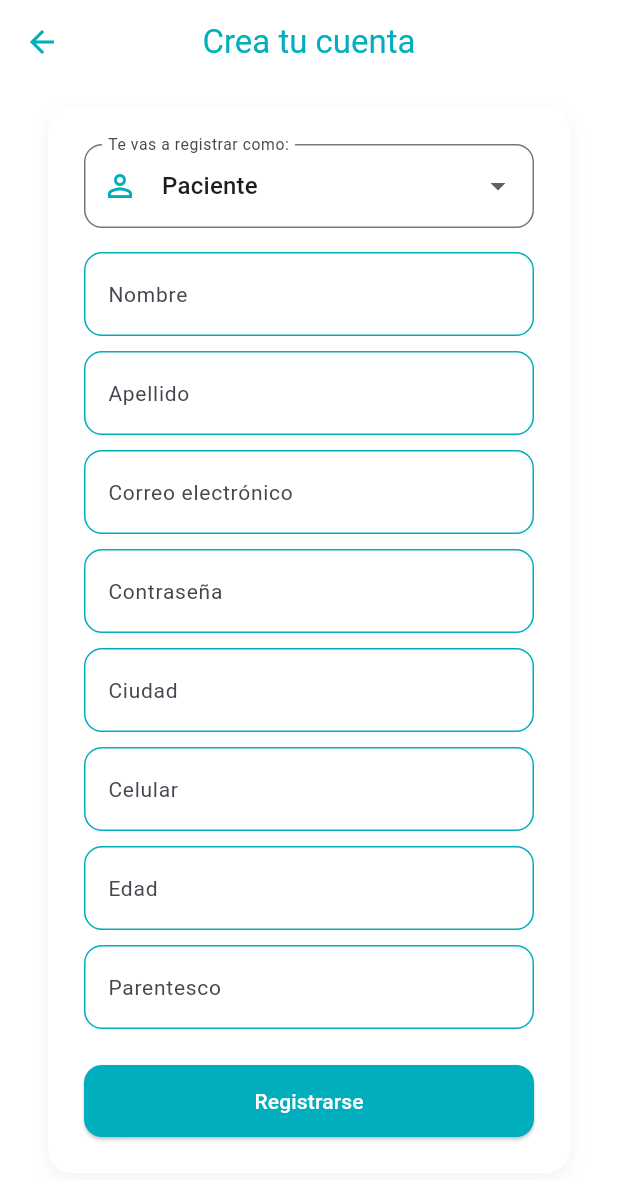
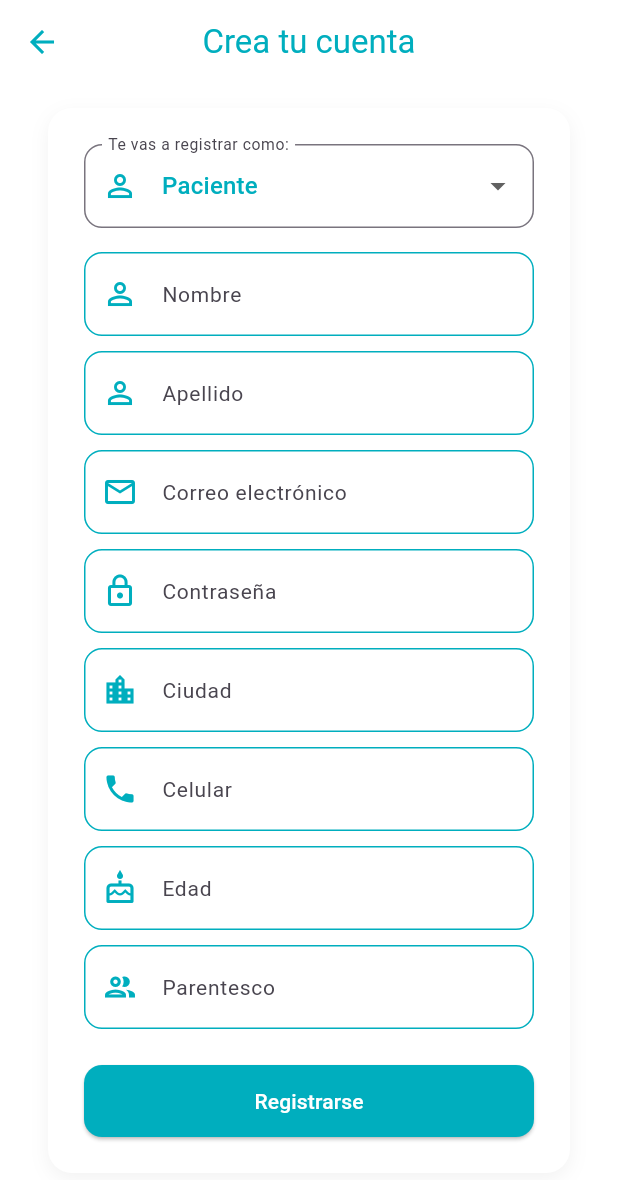
Before and after one commit to QuintoDev/appcareassistant, a Flutter app: the RegisterScreen screen opened directly, on a phone screen of 412 x 824 dp. Shown: the top 1180 px of the screen. Run offline on Flutter 3.47's test engine with Material 3 defaults, Android fonts, the phone set to English and light mode, and no system bars; our stand-ins replace flutter_svg, jwt_decoder, shared_preferences; accounts and stored records are empty; Roboto replaces fonts that are missing (inter).

Commit message:
fix: ajuste visual

```diff
--- a/lib/screens/login_screen.dart
+++ b/lib/screens/login_screen.dart
@@ -27,7 +27,10 @@ class _LoginScreenState extends State<LoginScreen> {
     if (email.isEmpty || password.isEmpty) {
       ScaffoldMessenger.of(context).showSnackBar(
         const SnackBar(
-          content: Text('Por favor completa todos los campos'),
+          content: Text(
+            'Por favor completa todos los campos',
+            style: TextStyle(color: Colors.black),
+          ),
           backgroundColor: Color(0xFFFFC107),
           behavior: SnackBarBehavior.floating,
           margin: EdgeInsets.all(16),
--- a/lib/screens/register_screen.dart
+++ b/lib/screens/register_screen.dart
@@ -35,6 +35,7 @@ class _RegisterScreenState extends State<RegisterScreen> {
   ];
   final Set<String> disponibilidadSeleccionada = {};
   final bioController = TextEditingController();
+  final availabilityController = TextEditingController();
 
   String selectedRole = 'PACIENTE';
 
@@ -91,18 +92,24 @@ class _RegisterScreenState extends State<RegisterScreen> {
                           borderRadius: BorderRadius.circular(12),
                           borderSide: const BorderSide(
                             color: Color(0xFF00AEBE),
-                            width: 2,
+                            width: 1,
                           ),
                         ),
                       ),
                       items: const [
                         DropdownMenuItem(
                           value: 'PACIENTE',
-                          child: Text('Paciente'),
+                          child: Text(
+                            'Paciente',
+                            style: TextStyle(color: Color(0xFF00AEBE)),
+                          ),
                         ),
                         DropdownMenuItem(
                           value: 'PROFESIONAL_SALUD',
-                          child: Text('Profesional'),
+                          child: Text(
+                            'Profesional',
+                            style: TextStyle(color: Color(0xFF00AEBE)),
+                          ),
                         ),
                       ],
                       onChanged: (value) {
@@ -173,11 +180,24 @@ class _RegisterScreenState extends State<RegisterScreen> {
                         icon: Icons.medical_services,
                         controller: specialtyController,
                       ),
-                      Column(
+                      const SizedBox(height: 10),
+                      Container(
+                        padding: const EdgeInsets.symmetric(
+                          vertical: 12,
+                          horizontal: 16,
+                        ),
+                        decoration: BoxDecoration(
+                          border: Border.all(
+                            color: const Color(0xFF00AEBE),
+                            width: 1,
+                          ),
+                          borderRadius: BorderRadius.circular(12),
+                        ),
+                        child: Column(
                           crossAxisAlignment: CrossAxisAlignment.start,
                           children: [
-                          const Row(
-                            children: [
+                            Row(
+                              children: const [
                                 Icon(Icons.schedule, color: Color(0xFF00AEBE)),
                                 SizedBox(width: 8),
                                 Text(
@@ -185,13 +205,15 @@ class _RegisterScreenState extends State<RegisterScreen> {
                                   style: TextStyle(
                                     fontSize: 14,
                                     fontWeight: FontWeight.w500,
+                                    color: Colors.black,
                                   ),
                                 ),
                               ],
                             ),
-                          const SizedBox(height: 8),
+                            const SizedBox(height: 12),
                             Wrap(
                               spacing: 8,
+                              runSpacing: 8,
                               children:
                                   diasSemana.map((dia) {
                                     final activo = disponibilidadSeleccionada
@@ -202,7 +224,9 @@ class _RegisterScreenState extends State<RegisterScreen> {
                                       selectedColor: const Color(0xFF00AEBE),
                                       labelStyle: TextStyle(
                                         color:
-                                          activo ? Colors.white : Colors.black,
+                                            activo
+                                                ? Colors.white
+                                                : Colors.black,
                                       ),
                                       onSelected: (valor) {
                                         setState(() {
@@ -213,12 +237,16 @@ class _RegisterScreenState extends State<RegisterScreen> {
                                               dia,
                                             );
                                           }
+                                          availabilityController
+                                              .text = disponibilidadSeleccionada
+                                              .join(', ');
                                         });
                                       },
                                     );
                                   }).toList(),
                             ),
                           ],
+                        ),
                       ),
 
                       const SizedBox(height: 10),
--- a/lib/widgets/custom_text_field.dart
+++ b/lib/widgets/custom_text_field.dart
@@ -21,6 +21,7 @@ class CustomTextField extends StatelessWidget {
       obscureText: obscure,
       decoration: InputDecoration(
         labelText: label,
+        prefixIcon: Icon(icon, color: Color(0xFF00AEBE)),
         enabledBorder: OutlineInputBorder(
           borderRadius: BorderRadius.circular(12),
           borderSide: const BorderSide(color: Color(0xFF00AEBE)),
```
Also changed, not shown: lib/services/auth_service.dart (+8 -2 lines). Lines whose indentation alone changed are shown as unchanged.
